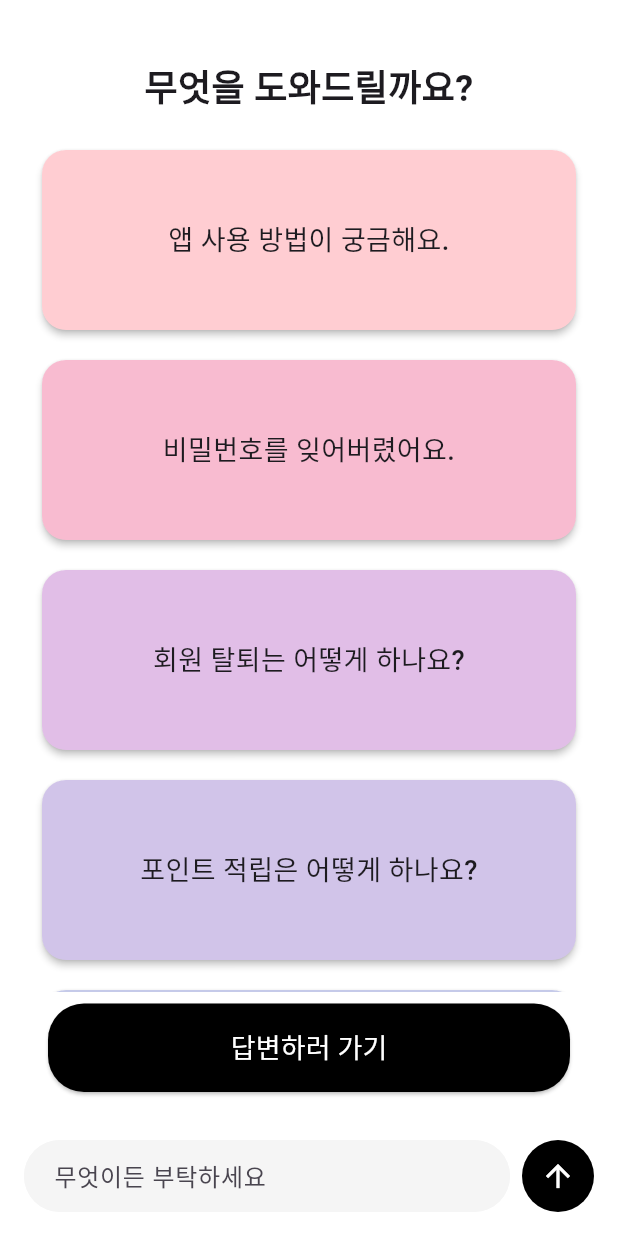
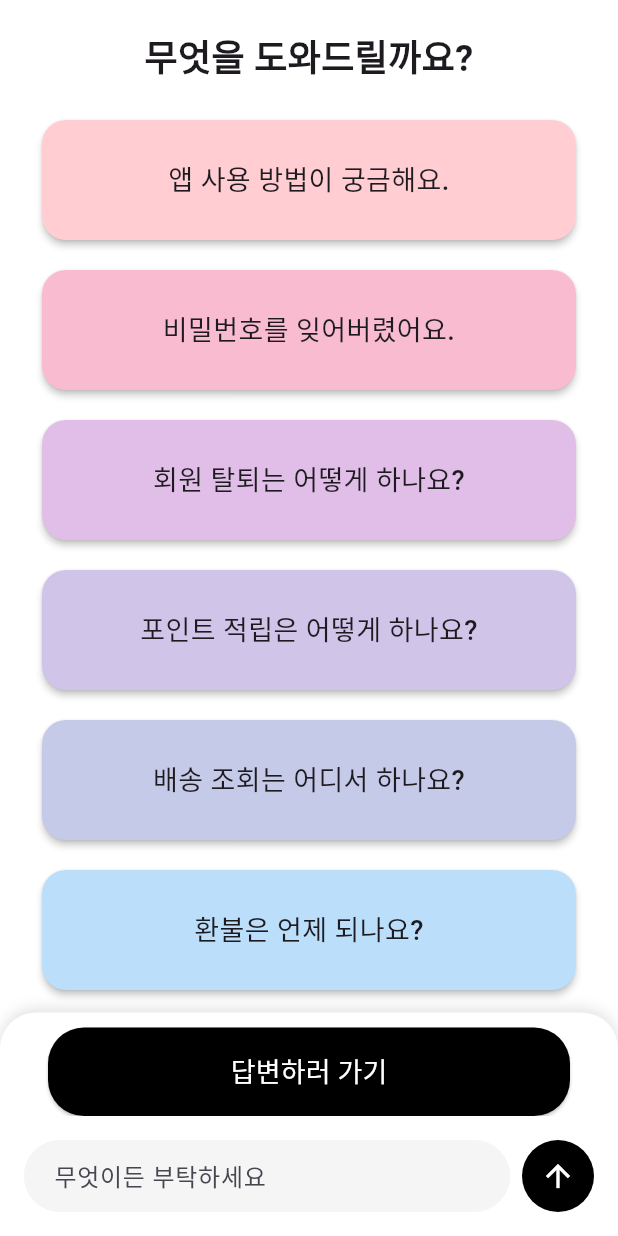
Before and after one commit to seoulorigin/app_test, a Flutter app: the screen it shows after launch, on a phone screen of 412 x 824 dp. Run offline on Flutter 3.47's test engine with Material 3 defaults, Android fonts, the phone set to English and light mode, and no system bars.

Commit message:
검색 구역 수정 및 카드 수정

```diff
--- a/lib/main.dart
+++ b/lib/main.dart
@@ -1,5 +1,5 @@
 import 'package:flutter/material.dart';
-import 'package:flutter_application_1/screens/index.dart';
+import 'package:flutter_application_1/screens/SearchPage.dart';
 void main() {
   runApp(const MyApp());
 }
--- a/lib/screens/SearchPage.dart
+++ b/lib/screens/SearchPage.dart
@@ -58,6 +58,7 @@ class _SearchPageState extends State<SearchPage> {
       '포인트 적립은 어떻게 하나요?',
       '배송 조회는 어디서 하나요?',
       '환불은 언제 되나요?',
+      '가나다라마바사아자차카타파하가나다라마바사아자차카타파하가나다라마바사아자차카타파하가나다라마바사아자차카타파하',
     ];
     return Scaffold(
       backgroundColor: Colors.white,
@@ -66,12 +67,16 @@ class _SearchPageState extends State<SearchPage> {
         child: Column(
           children: [
             Expanded(
-              child: _showChat
+              child:
+                  _showChat
                       ? Column(
                         children: [
                           Container(
                             color: Colors.white,
-                          padding: const EdgeInsets.symmetric(horizontal: 8, vertical: 8),
+                            padding: const EdgeInsets.symmetric(
+                              horizontal: 8,
+                              vertical: 8,
+                            ),
                             child: Stack(
                               alignment: Alignment.center,
                               children: [
@@ -85,7 +90,10 @@ class _SearchPageState extends State<SearchPage> {
                                 Center(
                                   child: Text(
                                     '검색 결과',
-                                  style: const TextStyle(fontSize: 18, fontWeight: FontWeight.bold),
+                                    style: const TextStyle(
+                                      fontSize: 18,
+                                      fontWeight: FontWeight.bold,
+                                    ),
                                   ),
                                 ),
                               ],
@@ -95,23 +103,40 @@ class _SearchPageState extends State<SearchPage> {
                             child: ListView.builder(
                               controller: _scrollController,
                               itemCount: _messages.length,
-                            padding: const EdgeInsets.symmetric(vertical: 16, horizontal: 16),
+                              padding: const EdgeInsets.symmetric(
+                                vertical: 16,
+                                horizontal: 16,
+                              ),
                               itemBuilder: (context, index) {
                                 final msg = _messages[index];
                                 final isUser = msg['role'] == 'user';
                                 return Align(
-                                alignment: isUser ? Alignment.centerRight : Alignment.centerLeft,
+                                  alignment:
+                                      isUser
+                                          ? Alignment.centerRight
+                                          : Alignment.centerLeft,
                                   child: Container(
-                                  margin: const EdgeInsets.symmetric(vertical: 4),
-                                  padding: const EdgeInsets.symmetric(vertical: 10, horizontal: 16),
+                                    margin: const EdgeInsets.symmetric(
+                                      vertical: 4,
+                                    ),
+                                    padding: const EdgeInsets.symmetric(
+                                      vertical: 10,
+                                      horizontal: 16,
+                                    ),
                                     decoration: BoxDecoration(
-                                    color: isUser ? Colors.black : Colors.grey.shade200,
+                                      color:
+                                          isUser
+                                              ? Colors.black
+                                              : Colors.grey.shade200,
                                       borderRadius: BorderRadius.circular(18),
                                     ),
                                     child: Text(
                                       msg['text'] ?? '',
                                       style: TextStyle(
-                                      color: isUser ? Colors.white : Colors.black87,
+                                        color:
+                                            isUser
+                                                ? Colors.white
+                                                : Colors.black87,
                                         fontSize: 16,
                                       ),
                                     ),
@@ -124,7 +149,7 @@ class _SearchPageState extends State<SearchPage> {
                       )
                       : Column(
                         children: [
-                        const SizedBox(height: 40),
+                          const SizedBox(height: 20),
                           const Text(
                             '무엇을 도와드릴까요?',
                             style: TextStyle(
@@ -138,21 +163,39 @@ class _SearchPageState extends State<SearchPage> {
                           Expanded(
                             child: ListView.builder(
                               itemCount: faqList.length,
-                            padding: const EdgeInsets.symmetric(horizontal: 24, vertical: 0),
+                              padding: const EdgeInsets.symmetric(
+                                horizontal: 24,
+                                vertical: 0,
+                              ),
                               itemBuilder: (context, i) {
                                 return Container(
                                   margin: const EdgeInsets.only(bottom: 12),
                                   child: Card(
                                     elevation: 2,
-                                  shape: RoundedRectangleBorder(borderRadius: BorderRadius.circular(16)),
-                                  color: Colors.primaries[i % Colors.primaries.length].shade100,
-                                  child: SizedBox(
-                                    height: 120,
+                                    shape: RoundedRectangleBorder(
+                                      borderRadius: BorderRadius.circular(16),
+                                    ),
+                                    color:
+                                        Colors
+                                            .primaries[i %
+                                                Colors.primaries.length]
+                                            .shade100,
+                                    child: Container(
+                                      padding: const EdgeInsets.symmetric(
+                                        horizontal: 16,
+                                        vertical: 10,
+                                      ),
+                                      constraints: const BoxConstraints(
+                                        minHeight: 80,
+                                      ),
                                       child: Center(
                                         child: Text(
                                           faqList[i],
                                           textAlign: TextAlign.center,
-                                        style: const TextStyle(fontSize: 18, fontWeight: FontWeight.w500),
+                                          style: const TextStyle(
+                                            fontSize: 18,
+                                            fontWeight: FontWeight.w500,
+                                          ),
                                         ),
                                       ),
                                     ),
@@ -162,9 +205,22 @@ class _SearchPageState extends State<SearchPage> {
                             ),
                           ),
                           // 답변하러 가기 버튼
-                        Padding(
-                          padding: const EdgeInsets.fromLTRB(32, 8, 32, 16),
-                          child: SizedBox(
+                          Container(
+                            decoration: BoxDecoration(
+                              color: const Color.fromARGB(255, 255, 255, 255),
+                              borderRadius: BorderRadius.vertical(
+                                top: Radius.circular(24),
+                              ),
+                              boxShadow: [
+                                BoxShadow(
+                                  color: Colors.black12,
+                                  blurRadius: 8,
+                                  offset: Offset(0, -2),
+                                ),
+                              ],
+                            ),
+                            padding: const EdgeInsets.fromLTRB(32, 10, 32, 0),
+                            child: Container(
                               width: double.infinity,
                               child: ElevatedButton(
                                 onPressed: () {},
@@ -174,9 +230,14 @@ class _SearchPageState extends State<SearchPage> {
                                   ),
                                   backgroundColor: Colors.black,
                                   foregroundColor: Colors.white,
-                                padding: const EdgeInsets.symmetric(vertical: 16),
+                                  padding: const EdgeInsets.symmetric(
+                                    vertical: 16,
                                   ),
-                              child: const Text('답변하러 가기', style: TextStyle(fontSize: 18)),
+                                ),
+                                child: const Text(
+                                  '답변하러 가기',
+                                  style: TextStyle(fontSize: 18),
+                                ),
                               ),
                             ),
                           ),
@@ -205,7 +266,9 @@ class _SearchPageState extends State<SearchPage> {
                             borderRadius: BorderRadius.circular(24),
                             borderSide: BorderSide.none,
                           ),
-                          contentPadding: const EdgeInsets.symmetric(horizontal: 16),
+                          contentPadding: const EdgeInsets.symmetric(
+                            horizontal: 16,
+                          ),
                           filled: true,
                           fillColor: Colors.grey.shade100,
                         ),
```
Lines whose indentation alone changed are shown as unchanged.
